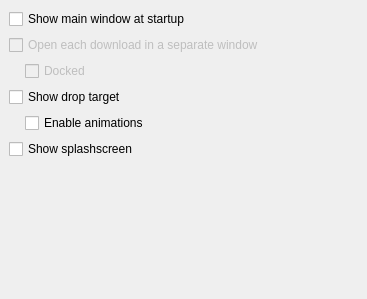
The window that conf/dlgappearance.ui (KDE/kget) describes before a commit, drawn with Qt 5.
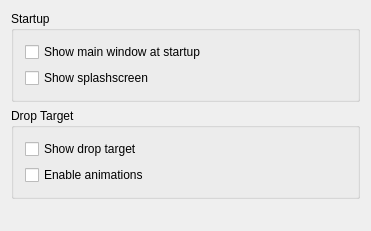
The same window after the commit.

Commit message:
Usability fixes for settings dialog: #6 Extension formatting unclear #8 Inconsistent settings labels and dialog layout
+ UI files cleanups

Diff of the .ui file:
```diff
--- a/conf/dlgappearance.ui
+++ b/conf/dlgappearance.ui
@@ -1,21 +1,13 @@
 <ui version="4.0" >
  <class>DlgAppearance</class>
  <widget class="QWidget" name="DlgAppearance" >
-  <property name="geometry" >
-   <rect>
-    <x>0</x>
-    <y>0</y>
-    <width>367</width>
-    <height>299</height>
-   </rect>
-  </property>
   <layout class="QVBoxLayout" >
-   <property name="margin" >
-    <number>9</number>
-   </property>
-   <property name="spacing" >
-    <number>6</number>
-   </property>
+   <item>
+    <widget class="QGroupBox" name="startupGroup" >
+     <property name="title" >
+      <string>Startup</string>
+     </property>
+     <layout class="QVBoxLayout" >
    <item>
     <widget class="QCheckBox" name="kcfg_ShowMain" >
      <property name="text" >
@@ -24,51 +16,21 @@
     </widget>
    </item>
    <item>
-    <widget class="QCheckBox" name="kcfg_ShowIndividual" >
-     <property name="enabled" >
-      <bool>false</bool>
-     </property>
+       <widget class="QCheckBox" name="kcfg_ShowSplashscreen" >
      <property name="text" >
-      <string>Open each download in a separate window</string>
-     </property>
-    </widget>
-   </item>
-   <item>
-    <layout class="QHBoxLayout" >
-     <property name="margin" >
-      <number>0</number>
-     </property>
-     <property name="spacing" >
-      <number>0</number>
-     </property>
-     <item>
-      <spacer>
-       <property name="orientation" >
-        <enum>Qt::Horizontal</enum>
-       </property>
-       <property name="sizeType" >
-        <enum>QSizePolicy::Fixed</enum>
-       </property>
-       <property name="sizeHint" >
-        <size>
-         <width>16</width>
-         <height>18</height>
-        </size>
-       </property>
-      </spacer>
-     </item>
-     <item>
-      <widget class="QCheckBox" name="kcfg_DockifyIndividual" >
-       <property name="enabled" >
-        <bool>false</bool>
-       </property>
-       <property name="text" >
-        <string>Docked</string>
+         <string>Show splashscreen</string>
        </property>
       </widget>
      </item>
     </layout>
+    </widget>
    </item>
+   <item>
+    <widget class="QGroupBox" name="dropTargetGroup" >
+     <property name="title" >
+      <string>Drop Target</string>
+     </property>
+     <layout class="QVBoxLayout" >
    <item>
     <widget class="QCheckBox" name="kcfg_ShowDropTarget" >
      <property name="text" >
@@ -77,30 +39,6 @@
     </widget>
    </item>
    <item>
-    <layout class="QHBoxLayout" >
-     <property name="margin" >
-      <number>0</number>
-     </property>
-     <property name="spacing" >
-      <number>0</number>
-     </property>
-     <item>
-      <spacer>
-       <property name="orientation" >
-        <enum>Qt::Horizontal</enum>
-       </property>
-       <property name="sizeType" >
-        <enum>QSizePolicy::Fixed</enum>
-       </property>
-       <property name="sizeHint" >
-        <size>
-         <width>16</width>
-         <height>18</height>
-        </size>
-       </property>
-      </spacer>
-     </item>
-     <item>
       <widget class="QCheckBox" name="kcfg_AnimateDropTarget" >
        <property name="text" >
         <string>Enable animations</string>
@@ -108,12 +46,6 @@
       </widget>
      </item>
     </layout>
-   </item>
-   <item>
-    <widget class="QCheckBox" name="kcfg_ShowSplashscreen" >
-     <property name="text" >
-      <string>Show splashscreen</string>
-     </property>
     </widget>
    </item>
    <item>
@@ -126,8 +58,8 @@
      </property>
      <property name="sizeHint" >
       <size>
-       <width>190</width>
-       <height>20</height>
+       <width>349</width>
+       <height>21</height>
       </size>
      </property>
     </spacer>
```
Left out of the diff: 16 changed lines with no effect on the pictures. Lines whose indentation alone changed are shown as unchanged. The commit also changes 4 other files.
